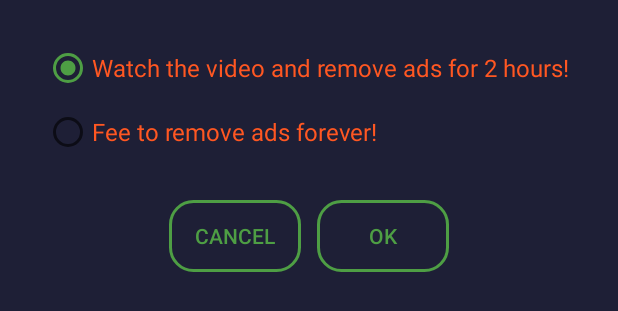
After one commit to varandass/TriangleCalculator, an Android app: the layout remove_ads_dialog.xml on its own in the app's theme, with its tools: preview values and no code run, on a phone screen of 412 x 824 dp. The commit adds this screen. Shown: the top 311 px of the screen. Run offline under Robolectric (Android 15) with nearby library versions, the phone set to English and light mode, and no system bars.

Commit message:
Добавлени диалог выбора каким способом убрать рекламу. Добавлен способ временно убрать рекламу

```diff
--- a/app/build.gradle
+++ b/app/build.gradle
@@ -31,9 +31,9 @@ dependencies {
     implementation "org.jetbrains.anko:anko-sqlite:0.10.8"
     implementation 'com.google.firebase:firebase-ads:17.1.3'
     implementation 'com.google.firebase:firebase-core:16.0.7'
+    implementation "com.github.StephenVinouze:KinApp:1.0.3"
+    implementation "org.jetbrains.kotlinx:kotlinx-coroutines-core:1.1.1"
     testImplementation 'junit:junit:4.12'
     androidTestImplementation 'com.android.support.test:runner:1.0.2'
     androidTestImplementation 'com.android.support.test.espresso:espresso-core:3.0.2'
-    debugImplementation 'com.idescout.sql:sqlscout-server:4.1'
-    releaseImplementation 'com.idescout.sql:sqlscout-server-noop:4.1'
 }
--- a/app/src/main/AndroidManifest.xml
+++ b/app/src/main/AndroidManifest.xml
@@ -6,6 +6,7 @@
     <uses-permission android:name="android.permission.ACCESS_NETWORK_STATE"/>
     <uses-permission android:name="android.permission.ACCESS_WIFI_STATE"/>
     <uses-permission android:name="android.permission.WAKE_LOCK"/>
+    <uses-permission android:name="com.android.vending.BILLING" />
 
     <application
         android:name=".MyAppClass"
--- a/app/src/main/java/ua/varandas/trianglecalculator/firebase/ConstantHolder.kt
+++ b/app/src/main/java/ua/varandas/trianglecalculator/firebase/ConstantHolder.kt
@@ -5,5 +5,5 @@ object ConstantHolder {
     const val APP_PREF = "app_pref"
     const val APP_PREF_DISABLE_ADS = "disableAds"         // Реклама
     const val APP_DISABLE_ADS_PERIOD = "disableAdsPeriod" // Период отключения рекламы
-    const val DISABLE_8_HOURS: Long = 8 * 60 * 60 * 1000
+    const val DISABLE_2_HOURS: Long = 2 * 60 * 60 * 1000
 }
--- /dev/null
+++ b/app/src/main/res/layout/remove_ads_dialog.xml
@@ -0,0 +1,63 @@
+<?xml version="1.0" encoding="utf-8"?>
+<LinearLayout xmlns:android="http://schemas.android.com/apk/res/android"
+    android:layout_width="match_parent"
+    android:layout_height="match_parent"
+    android:background="@color/colorPrimaryDark"
+    android:orientation="vertical">
+
+
+    <RadioGroup
+        android:id="@+id/radioGroup"
+        android:layout_width="match_parent"
+        android:layout_height="wrap_content"
+        android:layout_margin="24dp">
+
+        <RadioButton
+            android:id="@+id/radioFreeRemove"
+            android:layout_width="wrap_content"
+            android:layout_height="wrap_content"
+            android:layout_margin="5dp"
+            android:checked="true"
+            android:text="@string/ads_free_remove"
+            android:textColor="@color/colorABC"
+            android:textSize="16sp" />
+
+        <RadioButton
+            android:id="@+id/radioCashRemove"
+            android:layout_width="wrap_content"
+            android:layout_height="wrap_content"
+            android:layout_margin="5dp"
+            android:text="@string/ads_cash_remove"
+            android:textColor="@color/colorABC"
+            android:textSize="16sp" />
+    </RadioGroup>
+
+    <LinearLayout
+        android:layout_width="wrap_content"
+        android:layout_height="wrap_content"
+        android:layout_gravity="center"
+        android:orientation="horizontal">
+
+        <Button
+            android:id="@+id/ads_cancel"
+            android:layout_width="wrap_content"
+            android:layout_height="wrap_content"
+            android:layout_marginEnd="5dp"
+            android:layout_marginRight="5dp"
+            android:background="@drawable/btn_style"
+            android:text="@string/cancel_btn"
+            android:textColor="@color/colorAccent" />
+
+        <Button
+            android:id="@+id/ads_ok"
+            android:layout_width="wrap_content"
+            android:layout_height="wrap_content"
+            android:layout_marginStart="5dp"
+            android:layout_marginLeft="5dp"
+            android:background="@drawable/btn_style"
+            android:text="@string/ok_btn"
+            android:textColor="@color/colorAccent" />
+    </LinearLayout>
+
+
+</LinearLayout>
--- a/app/src/main/res/values/strings.xml
+++ b/app/src/main/res/values/strings.xml
@@ -1,6 +1,6 @@
 <resources>
     <string name="app_name">Triangle Calc</string>
-    <string name="reclama_btn">Remove ads for 8 hours</string>
+    <string name="reclama_btn">REMOVE ADS</string>
     <string name="toast">The shutdown is not ready yet, wait a bit!</string>
 
     <string name="checkbox_a" translatable="false">A</string>
@@ -15,4 +15,10 @@
     <string name="message_not_data">Not enough data!</string>
     <string name="message_not_triangle">This is not a triangle!Enter the correct data.</string>
     <string name="banner_ad_unit_id" translatable="false">ca-app-pub-6163958446304162/1052101681</string>
+    <string name="ads_free_remove">Watch the video and remove ads for 2 hours!</string>
+    <string name="ads_cash_remove">Fee to remove ads forever!</string>
+
+    <string name="cancel_btn">CANCEL</string>
+    <string name="ok_btn">OK</string>
+    <string name="dialog_title">REMOVE ADS!</string>
 </resources>
--- a/build.gradle
+++ b/build.gradle
@@ -20,10 +20,7 @@ allprojects {
     repositories {
         google()
         jcenter()
-        maven {
-            url 'http://www.idescout.com/maven/repo/'
-            name 'IDEScout, Inc.'
-        }
+        maven { url "https://jitpack.io" }
     }
 }
 
```
Also changed, not shown: app/src/main/java/ua/varandas/trianglecalculator/firebase/Ads.kt (+17 -11 lines), app/src/main/java/ua/varandas/trianglecalculator/view/MainActivity.kt (+36 -9 lines), 2 other files.
